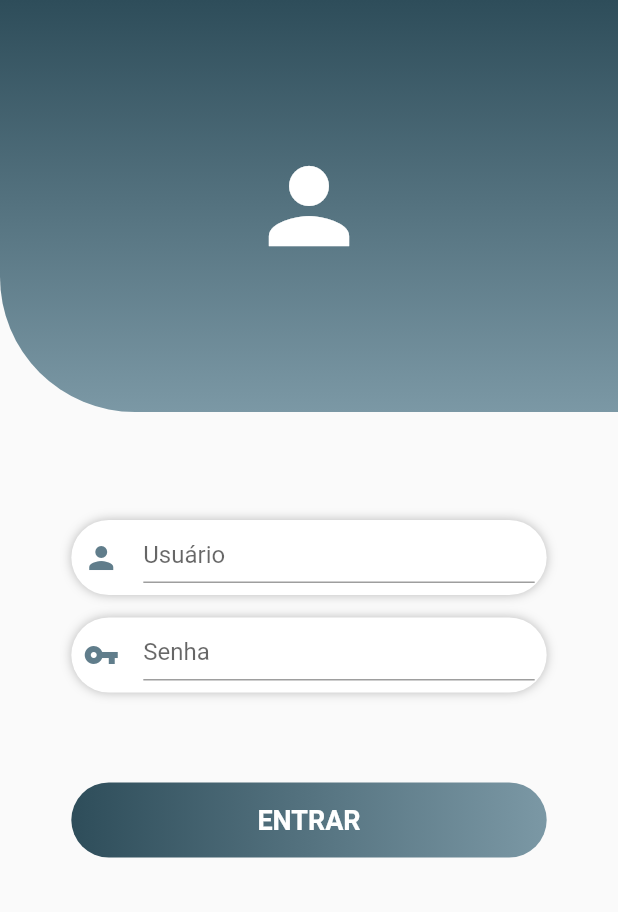
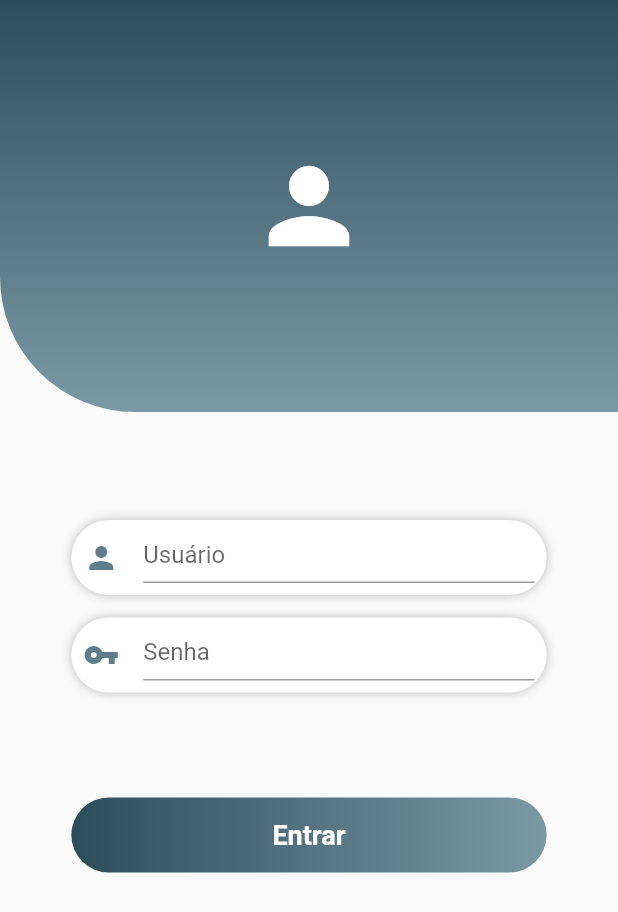
Before and after one commit to Marceloatj/arcuscv, a Flutter app: the screen it shows after launch, on a phone screen of 412 x 824 dp. Shown: the top 912 px of the screen. Run offline on Flutter 3.47's test engine with Material 2 defaults, Android fonts, the phone set to English and light mode, and no system bars.

Commit message:
commit sabado

```diff
--- a/lib/activitys/login.dart
+++ b/lib/activitys/Login.dart
@@ -1,3 +1,4 @@
+import 'package:arcuscv/activitys/ActPrincipal.dart';
 import 'package:flutter/cupertino.dart';
 import 'package:flutter/material.dart';
 
@@ -46,7 +47,8 @@ class _LoginState extends State<Login> {
 
               Container(
                 width: MediaQuery.of(context).size.width,
-                height: MediaQuery.of(context).size.height,
+                height: MediaQuery.of(context).size.height / 3
+                        + MediaQuery.of(context).size.height / 3,
                 margin: EdgeInsets.only(top: 32),
 
                 child: Column(
@@ -113,12 +115,16 @@ class _LoginState extends State<Login> {
                       ),
                     ),
 
+                    // espaçamento
+                    SizedBox(
+                      height: 10.0,
+                    ),
 
-                    Container(   // Botao entrar
+                    Container(
                       width: MediaQuery.of(context).size.width/1.3,
                       height: 50,
                       margin: EdgeInsets.only(top: 60),
-                      padding: EdgeInsets.all(8),
+                      padding: EdgeInsets.all(3),
                       decoration: BoxDecoration(
                           gradient: LinearGradient(
                               colors: [
@@ -126,20 +132,28 @@ class _LoginState extends State<Login> {
                                 Color(0xFF7B98A5)
                               ]
                           ),
-                          borderRadius: BorderRadius.all(
+                          borderRadius: BorderRadius.all(  // borda do container arredondado
                               Radius.circular(50)
                           )
                       ),
-                      child: Center(
-                        child: Text("Entrar".toUpperCase(),
-                          style: TextStyle(
-                              color: Colors.white,
-                              fontSize: 18,
-                              fontWeight: FontWeight.bold
-                          ),
+                    child: FlatButton(
+                      shape: RoundedRectangleBorder(   // borda do Button arredondado
+                        borderRadius: BorderRadius.circular(50.0),
+                      ),
+                      child: Text(
+                        "Entrar",
+                        style: TextStyle(
+                            color: Colors.white,
+                            fontSize: 18,
+                            fontWeight: FontWeight.bold
                         ),
                       ),
-                    )
+                      onPressed: (){
+                        Navigator.push(context,
+                            MaterialPageRoute(builder: (context) => ActPrincipal()));
+                      },
+                    ),
+                    ),
 
                   ],
                 ),
```
Also changed, not shown: lib/activitys/ActPrincipal.dart (added, +193 -0 lines), lib/main.dart (+7 -2 lines).
